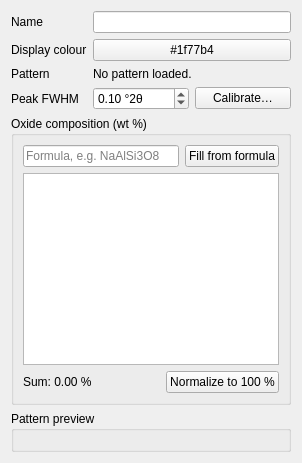
First picture: the form in src/mudlab/ui/edit_nonclay_phase.ui, repository Parthasarathi-Ghosh/MudLab2, before the edit.
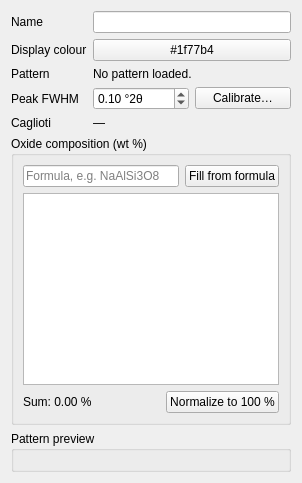
Second picture: the form after the edit.

Commit message: Non-clay path-2 (w): Caglioti angle-dependent peak width

The edit to the form file:
```diff
--- a/src/mudlab/ui/edit_nonclay_phase.ui
+++ b/src/mudlab/ui/edit_nonclay_phase.ui
@@ -93,6 +93,23 @@
        </item>
       </layout>
      </item>
+     <item row="4" column="0">
+      <widget class="QLabel" name="lbl_caglioti_caption">
+       <property name="text">
+        <string>Caglioti</string>
+       </property>
+      </widget>
+     </item>
+     <item row="4" column="1">
+      <widget class="QLabel" name="lbl_caglioti">
+       <property name="toolTip">
+        <string>Angle-dependent width: FWHM² = U·tan²θ + V·tanθ + W. Set by Calibrate; editing the constant FWHM above reverts to a constant width.</string>
+       </property>
+       <property name="text">
+        <string>—</string>
+       </property>
+      </widget>
+     </item>
     </layout>
    </item>
    <item>
```
Left out of the diff: 2 changed lines with no effect on the pictures. The commit also changes 12 other files.
